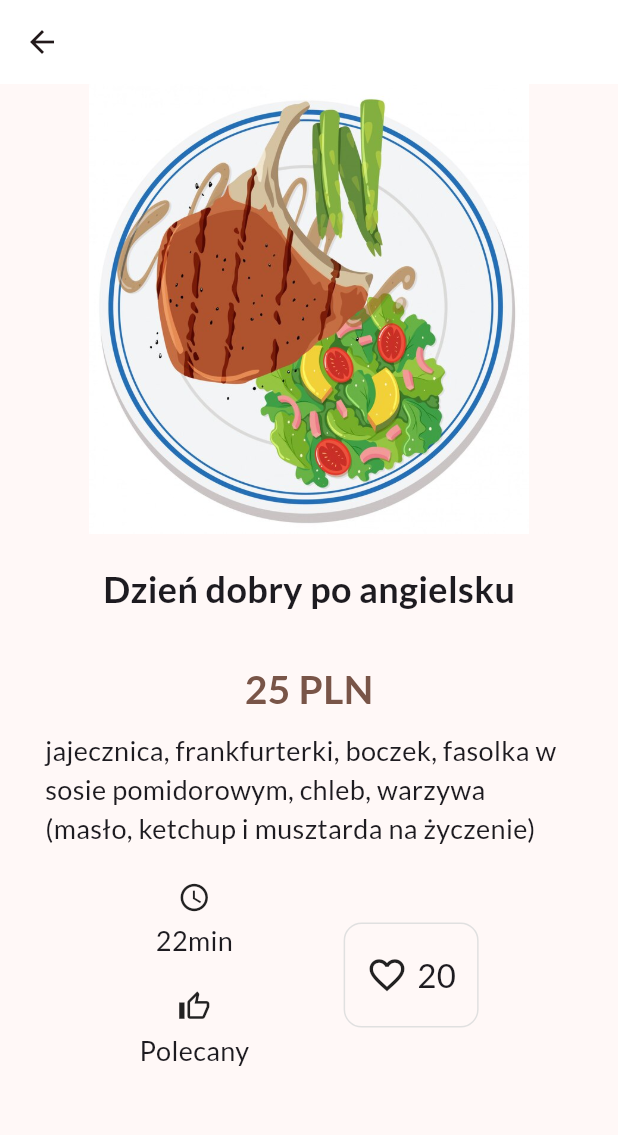
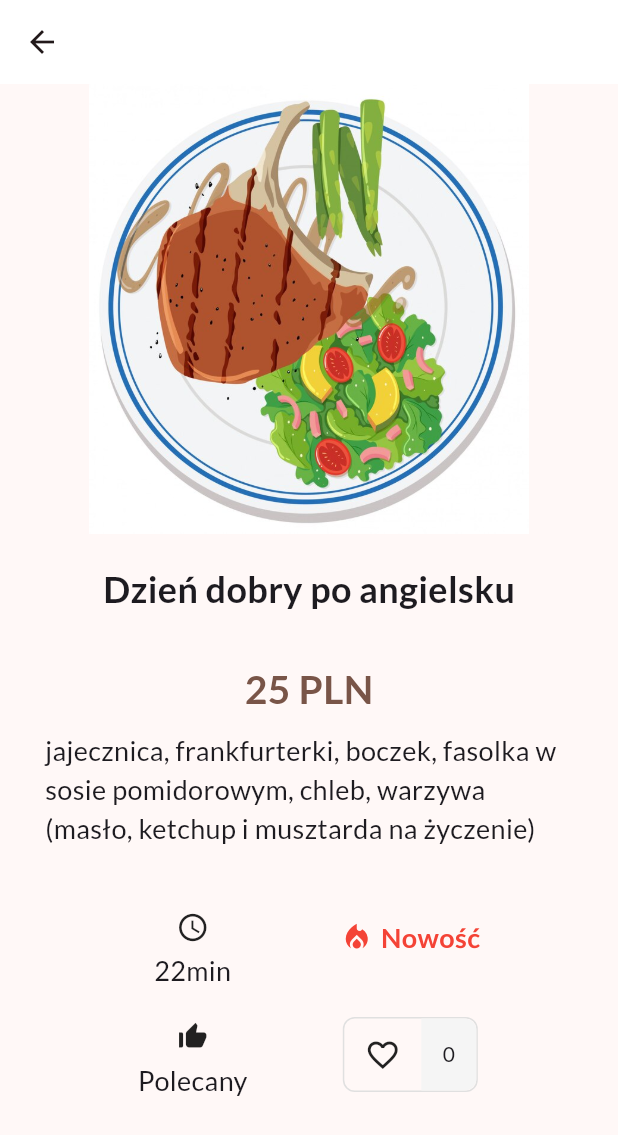
Before and after one commit to igorurbaniak/cafe_of_happiness_app, a Flutter app: the NewDishesPage screen opened directly, after a tap on "Dzień dobry po angielsku", on a phone screen of 412 x 824 dp. Shown: the top 1135 px of the screen. Run offline on Flutter 3.47's test engine with Material 3 defaults, Android fonts, the phone set to English and light mode, and no system bars; our stand-ins replace firebase_auth, firebase_core, flutter_bloc, google_fonts, google_maps_flutter; accounts and stored records are empty; generated files the repository leaves out were written again.

Commit message:
Update DishDetails screen and separate DishLiked Inkwell to the new file

```diff
--- a/lib/presentation/features/menu_item/menu_item_page/screens/favorite_dishes/favourite_dishes_page.dart
+++ b/lib/presentation/features/menu_item/menu_item_page/screens/favorite_dishes/favourite_dishes_page.dart
@@ -1,6 +1,6 @@
 import 'package:cafe_of_happiness_app/app/custom_widgets/back_appbar.dart';
 import 'package:cafe_of_happiness_app/presentation/features/menu_item/menu_item_page/cubit/menu_item_cubit.dart';
-import 'package:cafe_of_happiness_app/presentation/features/menu_item/menu_item_page/widgets/dish_favorite_item.dart';
+import 'package:cafe_of_happiness_app/presentation/features/menu_item/menu_item_page/widgets/dish_menu_item.dart';
 import 'package:flutter/material.dart';
 import 'package:flutter_bloc/flutter_bloc.dart';
 
@@ -29,7 +29,7 @@ class FavoriteDishesPage extends StatelessWidget {
             itemCount: favoriteDishes.length,
             itemBuilder: (ctx, index) {
               final dish = favoriteDishes[index];
-              return DishFavoriteItem(
+              return DishMenuItem(
                 dish: dish,
                 onToggleFavorite: (dishId) =>
                     context.read<MenuItemCubit>().toggleFavorite(dishId),
--- a/lib/presentation/features/menu_item/menu_item_page/screens/new_dishes/new_dishes_page.dart
+++ b/lib/presentation/features/menu_item/menu_item_page/screens/new_dishes/new_dishes_page.dart
@@ -1,6 +1,6 @@
 import 'package:cafe_of_happiness_app/app/custom_widgets/back_appbar.dart';
 import 'package:cafe_of_happiness_app/presentation/features/menu_item/menu_item_page/cubit/menu_item_cubit.dart';
-import 'package:cafe_of_happiness_app/presentation/features/menu_item/menu_item_page/widgets/dish_favorite_item.dart';
+import 'package:cafe_of_happiness_app/presentation/features/menu_item/menu_item_page/widgets/dish_menu_item.dart';
 import 'package:flutter/material.dart';
 import 'package:flutter_bloc/flutter_bloc.dart';
 
@@ -29,7 +29,7 @@ class NewDishesPage extends StatelessWidget {
             itemCount: newDishes.length,
             itemBuilder: (ctx, index) {
               final dish = newDishes[index];
-              return DishFavoriteItem(
+              return DishMenuItem(
                 dish: dish,
                 onToggleFavorite: (dishId) =>
                     context.read<MenuItemCubit>().toggleFavorite(dishId),
--- a/lib/presentation/features/menu_item/menu_item_page/widgets/dish_details.dart
+++ b/lib/presentation/features/menu_item/menu_item_page/widgets/dish_details.dart
@@ -1,5 +1,8 @@
 import 'package:cafe_of_happiness_app/domain/models/dishes_model/dishes_model.dart';
+import 'package:cafe_of_happiness_app/presentation/features/menu_item/menu_item_page/cubit/menu_item_cubit.dart';
+import 'package:cafe_of_happiness_app/presentation/features/menu_item/menu_item_page/widgets/dish_liked.dart';
 import 'package:flutter/material.dart';
+import 'package:flutter_bloc/flutter_bloc.dart';
 
 class DishDetails extends StatelessWidget {
   const DishDetails({super.key, required this.dish});
@@ -28,7 +31,10 @@ class DishDetails extends StatelessWidget {
             const SizedBox(height: 20),
             Text(
               dish.dishName,
-              style: const TextStyle(fontSize: 24, fontWeight: FontWeight.bold),
+              style: const TextStyle(
+                fontSize: 24,
+                fontWeight: FontWeight.bold,
+              ),
             ),
             const SizedBox(height: 30),
             Text(
@@ -49,6 +55,7 @@ class DishDetails extends StatelessWidget {
                 ),
               ),
             ),
+            const SizedBox(height: 20),
             Row(
               mainAxisAlignment: MainAxisAlignment.spaceEvenly,
               children: [
@@ -61,7 +68,12 @@ class DishDetails extends StatelessWidget {
                       style: const TextStyle(fontSize: 18),
                     ),
                     const SizedBox(height: 20),
-                    const Icon(Icons.thumb_up_alt_outlined, size: 22),
+                    Icon(
+                      dish.isRecommended
+                          ? Icons.thumb_up_alt
+                          : Icons.thumb_up_alt_outlined,
+                      size: 22,
+                    ),
                     const SizedBox(height: 5),
                     const Text(
                       'Polecany',
@@ -69,44 +81,55 @@ class DishDetails extends StatelessWidget {
                     ),
                   ],
                 ),
-                InkWell(
-                  onTap: () {},
-                  child: Container(
-                    height: 70,
-                    width: 90,
-                    decoration: BoxDecoration(
-                      borderRadius: BorderRadius.circular(12),
-                      border: Border.all(
-                        color: Colors.grey.shade300,
-                        width: 1,
+                Column(
+                  children: [
+                    if (dish.isNew)
+                      const Row(
+                        children: [
+                          Icon(
+                            Icons.local_fire_department,
+                            size: 22,
+                            color: Colors.red,
+                          ),
+                          SizedBox(width: 5),
+                          Text(
+                            'Nowość',
+                            style: TextStyle(
+                                fontSize: 18,
+                                color: Colors.red,
+                                fontWeight: FontWeight.bold),
+                          ),
+                        ],
+                      ),
+                    const SizedBox(height: 40),
+                    SizedBox(
+                      height: 50,
+                      width: 90,
+                      child: BlocBuilder<MenuItemCubit, MenuItemState>(
+                        builder: (context, state) {
+                          final isFavorite = context
+                              .read<MenuItemCubit>()
+                              .state
+                              .favoriteDishIds
+                              .contains(dish.id);
+                          final favoriteCounter = context
+                                  .read<MenuItemCubit>()
+                                  .state
+                                  .favoriteCounts[dish.id] ??
+                              0;
+
+                          return DishLiked(
+                            dish: dish,
+                            isFavorite: isFavorite,
+                            favoriteCounter: favoriteCounter,
+                          );
+                        },
                       ),
                     ),
-                    child: const Row(
-                      mainAxisAlignment: MainAxisAlignment.center,
-                      children: [
-                        SizedBox(
-                          height: 80,
-                          width: 60,
-                          child: Row(
-                            mainAxisAlignment: MainAxisAlignment.spaceBetween,
-                            children: [
-                              Icon(Icons.favorite_outline_outlined, size: 28),
-                              Center(
-                                child: Text(
-                                  '20',
-                                  style: TextStyle(fontSize: 22),
-                                ),
-                              ),
-                            ],
-                          ),
-                        ),
-                      ],
-                    ),
-                  ),
+                  ],
                 ),
               ],
             ),
-            const SizedBox(height: 10),
           ],
         ),
       ),
--- a/lib/presentation/features/menu_item/menu_item_page/widgets/dish_discription.dart
+++ b/lib/presentation/features/menu_item/menu_item_page/widgets/dish_discription.dart
@@ -1,6 +1,6 @@
 import 'package:cafe_of_happiness_app/domain/models/dishes_model/dishes_model.dart';
 import 'package:cafe_of_happiness_app/presentation/features/menu_item/menu_item_page/cubit/menu_item_cubit.dart';
-import 'package:cafe_of_happiness_app/presentation/features/menu_item/menu_item_page/widgets/dish_favorite_item.dart';
+import 'package:cafe_of_happiness_app/presentation/features/menu_item/menu_item_page/widgets/dish_menu_item.dart';
 import 'package:flutter/material.dart';
 import 'package:flutter_bloc/flutter_bloc.dart';
 
@@ -25,7 +25,7 @@ class DishDiscription extends StatelessWidget {
             itemCount: dishes.length,
             itemBuilder: (ctx, index) {
               final dish = dishes[index];
-              return DishFavoriteItem(
+              return DishMenuItem(
                 dish: dish,
                 onToggleFavorite: (dishId) =>
                     context.read<MenuItemCubit>().toggleFavorite(dishId),
--- /dev/null
+++ b/lib/presentation/features/menu_item/menu_item_page/widgets/dish_liked.dart
@@ -0,0 +1,74 @@
+import 'package:cafe_of_happiness_app/domain/models/dishes_model/dishes_model.dart';
+import 'package:cafe_of_happiness_app/presentation/features/menu_item/menu_item_page/cubit/menu_item_cubit.dart';
+import 'package:flutter/material.dart';
+import 'package:flutter_bloc/flutter_bloc.dart';
+
+class DishLiked extends StatelessWidget {
+  const DishLiked({
+    super.key,
+    required this.dish,
+    required this.isFavorite,
+    required this.favoriteCounter,
+  });
+
+  final DishModel dish;
+  final bool isFavorite;
+  final int favoriteCounter;
+
+  @override
+  Widget build(BuildContext context) {
+    return InkWell(
+      onTap: () {
+        context.read<MenuItemCubit>().toggleFavorite(dish.id);
+      },
+      child: Container(
+        height: 40,
+        width: 80,
+        decoration: BoxDecoration(
+          borderRadius: BorderRadius.circular(8),
+          border: Border.all(
+            color: Colors.grey.shade300,
+            width: 1,
+          ),
+        ),
+        child: Row(
+          mainAxisAlignment: MainAxisAlignment.center,
+          children: [
+            Expanded(
+              flex: 7,
+              child: Container(
+                width: 70,
+                decoration: const BoxDecoration(
+                  borderRadius: BorderRadius.only(
+                    topLeft: Radius.circular(8),
+                    bottomLeft: Radius.circular(8),
+                  ),
+                ),
+                child: Icon(
+                  isFavorite ? Icons.favorite : Icons.favorite_border,
+                ),
+              ),
+            ),
+            Expanded(
+              flex: 5,
+              child: Container(
+                decoration: BoxDecoration(
+                  color: Colors.grey.shade100,
+                  borderRadius: const BorderRadius.only(
+                    topRight: Radius.circular(8),
+                    bottomRight: Radius.circular(8),
+                  ),
+                ),
+                child: Center(
+                  child: Text(
+                    favoriteCounter.toString(),
+                  ),
+                ),
+              ),
+            ),
+          ],
+        ),
+      ),
+    );
+  }
+}
--- a/lib/presentation/features/menu_item/menu_item_page/widgets/dish_favorite_item.dart
+++ b/lib/presentation/features/menu_item/menu_item_page/widgets/dish_menu_item.dart
@@ -1,11 +1,12 @@
 import 'package:cafe_of_happiness_app/domain/models/dishes_model/dishes_model.dart';
 import 'package:cafe_of_happiness_app/presentation/features/menu_item/menu_item_page/cubit/menu_item_cubit.dart';
 import 'package:cafe_of_happiness_app/presentation/features/menu_item/menu_item_page/widgets/dish_details.dart';
+import 'package:cafe_of_happiness_app/presentation/features/menu_item/menu_item_page/widgets/dish_liked.dart';
 import 'package:flutter/material.dart';
 import 'package:flutter_bloc/flutter_bloc.dart';
 
-class DishFavoriteItem extends StatelessWidget {
-  const DishFavoriteItem({
+class DishMenuItem extends StatelessWidget {
+  const DishMenuItem({
     super.key,
     required this.dish,
     required this.onToggleFavorite,
@@ -131,60 +132,10 @@ class DishFavoriteItem extends StatelessWidget {
                       ),
                     ),
                     const Spacer(),
-                    InkWell(
-                      onTap: () {
-                        context.read<MenuItemCubit>().toggleFavorite(dish.id);
-                      },
-                      child: Container(
-                        height: 40,
-                        width: 80,
-                        decoration: BoxDecoration(
-                          borderRadius: BorderRadius.circular(8),
-                          border: Border.all(
-                            color: Colors.grey.shade300,
-                            width: 1,
-                          ),
-                        ),
-                        child: Row(
-                          mainAxisAlignment: MainAxisAlignment.center,
-                          children: [
-                            Expanded(
-                              flex: 7,
-                              child: Container(
-                                width: 70,
-                                decoration: const BoxDecoration(
-                                  borderRadius: BorderRadius.only(
-                                    topLeft: Radius.circular(8),
-                                    bottomLeft: Radius.circular(8),
-                                  ),
-                                ),
-                                child: Icon(
-                                  isFavorite
-                                      ? Icons.favorite
-                                      : Icons.favorite_border,
-                                ),
-                              ),
-                            ),
-                            Expanded(
-                              flex: 5,
-                              child: Container(
-                                decoration: BoxDecoration(
-                                  color: Colors.grey.shade100,
-                                  borderRadius: const BorderRadius.only(
-                                    topRight: Radius.circular(8),
-                                    bottomRight: Radius.circular(8),
-                                  ),
-                                ),
-                                child: Center(
-                                  child: Text(
-                                    favoriteCounter.toString(),
-                                  ),
-                                ),
-                              ),
-                            ),
-                          ],
-                        ),
-                      ),
+                    DishLiked(
+                      dish: dish,
+                      isFavorite: isFavorite,
+                      favoriteCounter: favoriteCounter,
                     ),
                   ],
                 ),
```
